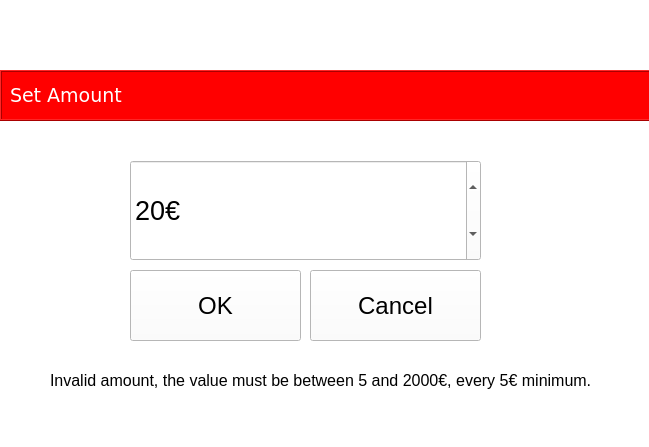
Above: ATM/customamount.ui from tvt20kmo-ohjelmistokehitysprojekti/Group7 before the change. Below: the same form after it.
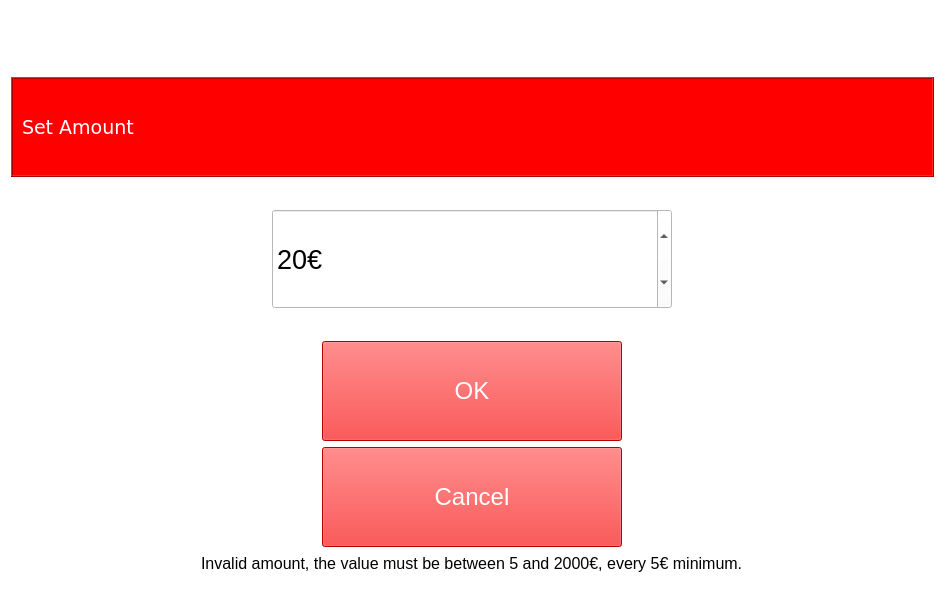
That is the form after the change. Icons and pictures are not drawn.

```diff
--- a/ATM/customamount.ui
+++ b/ATM/customamount.ui
@@ -6,8 +6,8 @@
    <rect>
     <x>0</x>
     <y>0</y>
-    <width>649</width>
-    <height>447</height>
+    <width>945</width>
+    <height>610</height>
    </rect>
   </property>
   <property name="windowTitle">
@@ -16,103 +16,26 @@
   <property name="styleSheet">
    <string notr="true">background-color: white;</string>
   </property>
-  <widget class="QPushButton" name="okBtn">
-   <property name="geometry">
-    <rect>
-     <x>130</x>
-     <y>270</y>
-     <width>171</width>
-     <height>71</height>
-    </rect>
-   </property>
-   <property name="font">
-    <font>
-     <pointsize>18</pointsize>
-    </font>
-   </property>
-   <property name="text">
-    <string>OK</string>
-   </property>
-  </widget>
-  <widget class="QPushButton" name="cancelBtn">
-   <property name="geometry">
-    <rect>
-     <x>310</x>
-     <y>270</y>
-     <width>171</width>
-     <height>71</height>
-    </rect>
-   </property>
-   <property name="font">
-    <font>
-     <pointsize>18</pointsize>
-    </font>
-   </property>
-   <property name="text">
-    <string>Cancel</string>
-   </property>
-  </widget>
-  <widget class="QLabel" name="errorLbl">
-   <property name="geometry">
-    <rect>
-     <x>50</x>
-     <y>350</y>
-     <width>561</width>
-     <height>61</height>
-    </rect>
-   </property>
-   <property name="font">
-    <font>
-     <pointsize>12</pointsize>
-    </font>
-   </property>
-   <property name="text">
-    <string>Invalid amount, the value must be between 5 and 2000€, every 5€ minimum.</string>
-   </property>
-  </widget>
-  <widget class="QSpinBox" name="customVal">
-   <property name="geometry">
-    <rect>
-     <x>130</x>
-     <y>160</y>
-     <width>351</width>
-     <height>101</height>
-    </rect>
-   </property>
-   <property name="font">
-    <font>
-     <pointsize>20</pointsize>
-     <weight>50</weight>
-     <bold>false</bold>
-    </font>
-   </property>
-   <property name="accelerated">
-    <bool>false</bool>
-   </property>
-   <property name="suffix">
-    <string>€</string>
-   </property>
-   <property name="minimum">
-    <number>5</number>
-   </property>
-   <property name="maximum">
-    <number>2000</number>
-   </property>
-   <property name="singleStep">
-    <number>20</number>
-   </property>
-   <property name="value">
-    <number>20</number>
-   </property>
-  </widget>
+  <layout class="QVBoxLayout" name="verticalLayout">
+   <item>
   <widget class="QLabel" name="imgLbl">
-   <property name="geometry">
-    <rect>
-     <x>10</x>
-     <y>5</y>
-     <width>191</width>
-     <height>61</height>
-    </rect>
+     <property name="sizePolicy">
+      <sizepolicy hsizetype="Minimum" vsizetype="Minimum">
+       <horstretch>0</horstretch>
+       <verstretch>0</verstretch>
+      </sizepolicy>
+     </property>
+     <property name="minimumSize">
+      <size>
+       <width>923</width>
+       <height>60</height>
+      </size>
+     </property>
+     <property name="maximumSize">
+      <size>
+       <width>923</width>
+       <height>60</height>
+      </size>
    </property>
    <property name="frameShape">
     <enum>QFrame::NoFrame</enum>
@@ -127,14 +50,26 @@
     <pixmap>ATM_Logo.bmp</pixmap>
    </property>
   </widget>
+   </item>
+   <item>
   <widget class="QFrame" name="frame">
-   <property name="geometry">
-    <rect>
-     <x>0</x>
-     <y>70</y>
-     <width>741</width>
-     <height>51</height>
-    </rect>
+     <property name="sizePolicy">
+      <sizepolicy hsizetype="Minimum" vsizetype="Minimum">
+       <horstretch>0</horstretch>
+       <verstretch>0</verstretch>
+      </sizepolicy>
+     </property>
+     <property name="minimumSize">
+      <size>
+       <width>400</width>
+       <height>100</height>
+      </size>
+     </property>
+     <property name="maximumSize">
+      <size>
+       <width>16777215</width>
+       <height>100</height>
+      </size>
    </property>
    <property name="palette">
     <palette>
@@ -274,6 +209,15 @@
         </color>
        </brush>
       </colorrole>
+        <colorrole role="PlaceholderText">
+         <brush brushstyle="NoBrush">
+          <color alpha="128">
+           <red>0</red>
+           <green>0</green>
+           <blue>0</blue>
+          </color>
+         </brush>
+        </colorrole>
      </active>
      <inactive>
       <colorrole role="WindowText">
@@ -411,6 +355,15 @@
         </color>
        </brush>
       </colorrole>
+        <colorrole role="PlaceholderText">
+         <brush brushstyle="NoBrush">
+          <color alpha="128">
+           <red>0</red>
+           <green>0</green>
+           <blue>0</blue>
+          </color>
+         </brush>
+        </colorrole>
      </inactive>
      <disabled>
       <colorrole role="WindowText">
@@ -548,6 +501,15 @@
         </color>
        </brush>
       </colorrole>
+        <colorrole role="PlaceholderText">
+         <brush brushstyle="NoBrush">
+          <color alpha="128">
+           <red>0</red>
+           <green>0</green>
+           <blue>0</blue>
+          </color>
+         </brush>
+        </colorrole>
      </disabled>
     </palette>
    </property>
@@ -563,15 +525,9 @@
    <property name="frameShadow">
     <enum>QFrame::Raised</enum>
    </property>
+     <layout class="QGridLayout" name="gridLayout_2">
+      <item row="0" column="0">
    <widget class="QLabel" name="nameLbl">
-    <property name="geometry">
-     <rect>
-      <x>10</x>
-      <y>10</y>
-      <width>521</width>
-      <height>31</height>
-     </rect>
-    </property>
     <property name="font">
      <font>
       <family>Verdana</family>
@@ -588,7 +544,159 @@
      <enum>Qt::AutoText</enum>
     </property>
    </widget>
-  </widget>
+      </item>
+     </layout>
+    </widget>
+   </item>
+   <item>
+    <widget class="QLabel" name="label">
+     <property name="text">
+      <string/>
+     </property>
+    </widget>
+   </item>
+   <item alignment="Qt::AlignHCenter">
+    <widget class="QSpinBox" name="customVal">
+     <property name="sizePolicy">
+      <sizepolicy hsizetype="Minimum" vsizetype="Minimum">
+       <horstretch>0</horstretch>
+       <verstretch>0</verstretch>
+      </sizepolicy>
+     </property>
+     <property name="minimumSize">
+      <size>
+       <width>400</width>
+       <height>100</height>
+      </size>
+     </property>
+     <property name="maximumSize">
+      <size>
+       <width>400</width>
+       <height>100</height>
+      </size>
+     </property>
+     <property name="font">
+      <font>
+       <pointsize>20</pointsize>
+       <weight>50</weight>
+       <bold>false</bold>
+      </font>
+     </property>
+     <property name="accelerated">
+      <bool>false</bool>
+     </property>
+     <property name="suffix">
+      <string>€</string>
+     </property>
+     <property name="minimum">
+      <number>5</number>
+     </property>
+     <property name="maximum">
+      <number>2000</number>
+     </property>
+     <property name="singleStep">
+      <number>20</number>
+     </property>
+     <property name="value">
+      <number>20</number>
+     </property>
+    </widget>
+   </item>
+   <item>
+    <widget class="QLabel" name="label_3">
+     <property name="text">
+      <string/>
+     </property>
+    </widget>
+   </item>
+   <item alignment="Qt::AlignHCenter">
+    <widget class="QPushButton" name="okBtn">
+     <property name="sizePolicy">
+      <sizepolicy hsizetype="Minimum" vsizetype="Minimum">
+       <horstretch>0</horstretch>
+       <verstretch>0</verstretch>
+      </sizepolicy>
+     </property>
+     <property name="minimumSize">
+      <size>
+       <width>300</width>
+       <height>100</height>
+      </size>
+     </property>
+     <property name="maximumSize">
+      <size>
+       <width>300</width>
+       <height>100</height>
+      </size>
+     </property>
+     <property name="font">
+      <font>
+       <pointsize>18</pointsize>
+      </font>
+     </property>
+     <property name="styleSheet">
+      <string notr="true">color: rgb(255, 255, 255);
+background-color: red;</string>
+     </property>
+     <property name="text">
+      <string>OK</string>
+     </property>
+    </widget>
+   </item>
+   <item alignment="Qt::AlignHCenter">
+    <widget class="QPushButton" name="cancelBtn">
+     <property name="sizePolicy">
+      <sizepolicy hsizetype="Minimum" vsizetype="Minimum">
+       <horstretch>0</horstretch>
+       <verstretch>0</verstretch>
+      </sizepolicy>
+     </property>
+     <property name="minimumSize">
+      <size>
+       <width>300</width>
+       <height>100</height>
+      </size>
+     </property>
+     <property name="maximumSize">
+      <size>
+       <width>300</width>
+       <height>100</height>
+      </size>
+     </property>
+     <property name="font">
+      <font>
+       <pointsize>18</pointsize>
+      </font>
+     </property>
+     <property name="styleSheet">
+      <string notr="true">color: rgb(255, 255, 255);
+background-color: red;</string>
+     </property>
+     <property name="text">
+      <string>Cancel</string>
+     </property>
+    </widget>
+   </item>
+   <item alignment="Qt::AlignHCenter">
+    <widget class="QLabel" name="errorLbl">
+     <property name="font">
+      <font>
+       <pointsize>12</pointsize>
+      </font>
+     </property>
+     <property name="text">
+      <string>Invalid amount, the value must be between 5 and 2000€, every 5€ minimum.</string>
+     </property>
+    </widget>
+   </item>
+   <item>
+    <widget class="QLabel" name="label_2">
+     <property name="text">
+      <string/>
+     </property>
+    </widget>
+   </item>
+  </layout>
  </widget>
  <resources/>
  <connections/>
```
Lines whose indentation alone changed are shown as unchanged.
